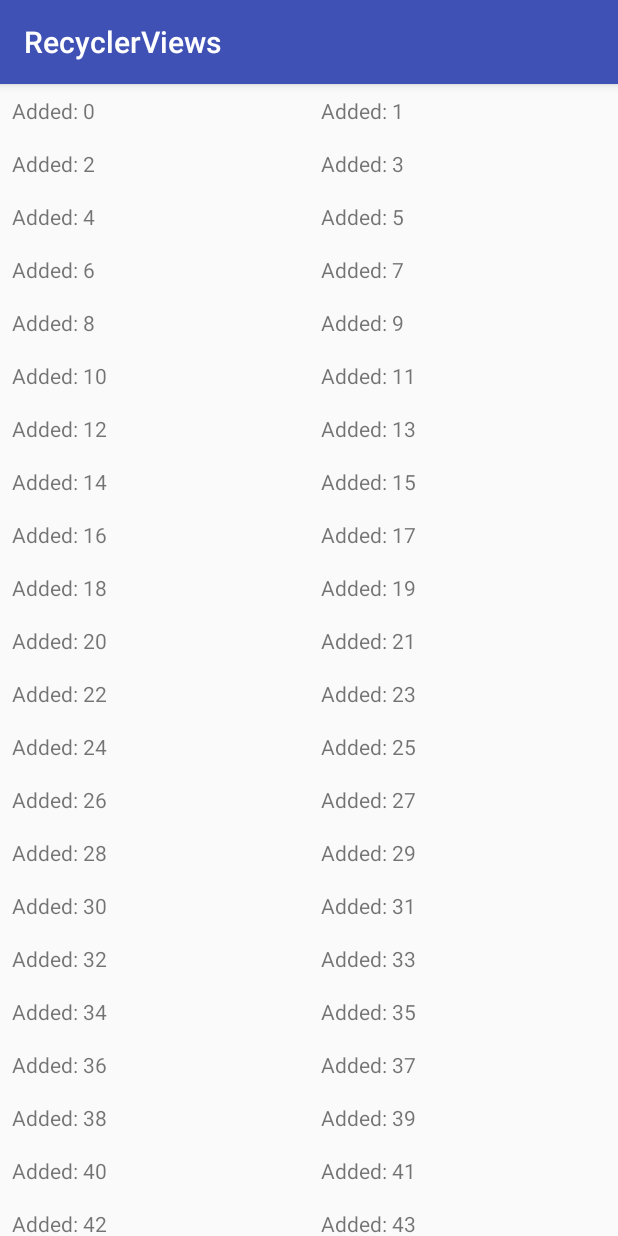
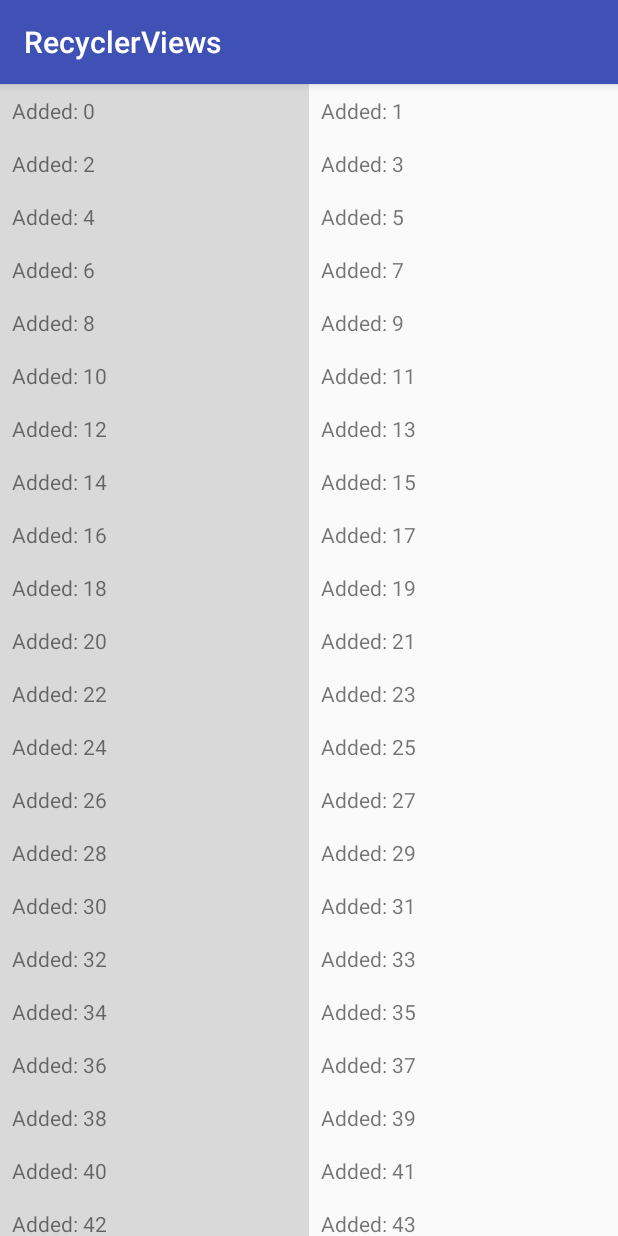
Before and after one commit to khurramsaeed/RecyclerViews, an Android app: the screen it shows after launch (MainActivity), on a phone screen of 412 x 824 dp. Run offline under Robolectric (Android 15) with nearby library versions, the phone set to English and light mode, and no system bars.

Commit message:
Simple implementation finish

```diff
--- a/app/src/main/java/com/ksm/recyclerviews/MainActivity.java
+++ b/app/src/main/java/com/ksm/recyclerviews/MainActivity.java
@@ -1,5 +1,6 @@
 package com.ksm.recyclerviews;
 
+import android.graphics.Color;
 import android.support.v7.app.AppCompatActivity;
 import android.os.Bundle;
 import android.support.v7.widget.GridLayoutManager;
@@ -28,7 +29,7 @@ public class MainActivity extends AppCompatActivity {
         }
     }
 
-    private class ListAdapter extends RecyclerView.Adapter<NameViewListHolder> {
+    private class ListAdapter extends RecyclerView.Adapter<DataViewListHolder> {
         private final ArrayList<String> titles;
 
         private ListAdapter() {
@@ -53,15 +54,33 @@ public class MainActivity extends AppCompatActivity {
         }
 
         @Override
-        public NameViewListHolder onCreateViewHolder(ViewGroup parent, int viewType) {
+        public DataViewListHolder onCreateViewHolder(ViewGroup parent, int viewType) {
             View view = getLayoutInflater().inflate(R.layout.list_item_container, parent, false);
-            return new NameViewListHolder(view);
+            view.setOnClickListener(new View.OnClickListener() {
+                @Override
+                public void onClick(View view) {
+                    String title = (String) view.getTag();
+                    removeTitle(title);
+                }
+            });
+
+
+            return new DataViewListHolder(view);
         }
 
         @Override
-        public void onBindViewHolder(NameViewListHolder holder, int position) {
+        public void onBindViewHolder(DataViewListHolder holder, int position) {
             String title = titles.get(position);
             holder.tv.setText(title);
+
+            holder.itemView.setTag(title);
+
+            if (position % 2 == 0) {
+                holder.tv.setBackgroundColor(Color.parseColor("#22000000"));
+            }
+            else {
+                holder.tv.setBackground(null);
+            }
         }
 
     }
@@ -70,10 +89,10 @@ public class MainActivity extends AppCompatActivity {
      * ViewHolder is object that is responsible for holding references
      * for the individuals items that appear in RecyclerView
      */
-    private class NameViewListHolder extends RecyclerView.ViewHolder {
+    private class DataViewListHolder extends RecyclerView.ViewHolder {
         public TextView tv;
 
-        public NameViewListHolder(View itemView) {
+        public DataViewListHolder(View itemView) {
             super(itemView);
 
             tv = (TextView) itemView.findViewById(R.id.list_item_title);
--- a/app/src/main/res/layout/activity_main.xml
+++ b/app/src/main/res/layout/activity_main.xml
@@ -1,5 +1,6 @@
 <?xml version="1.0" encoding="utf-8"?>
-<android.support.constraint.ConstraintLayout xmlns:android="http://schemas.android.com/apk/res/android"
+<android.support.constraint.ConstraintLayout
+    xmlns:android="http://schemas.android.com/apk/res/android"
     xmlns:app="http://schemas.android.com/apk/res-auto"
     xmlns:tools="http://schemas.android.com/tools"
     android:layout_width="match_parent"
--- a/app/src/main/res/layout/list_item_container.xml
+++ b/app/src/main/res/layout/list_item_container.xml
@@ -2,12 +2,15 @@
 <FrameLayout
     xmlns:android="http://schemas.android.com/apk/res/android"
     android:layout_width="match_parent"
-    android:layout_height="wrap_content">
+    android:layout_height="wrap_content"
+    android:background="?android:selectableItemBackground"
+    android:clickable="true">
 
     <TextView
         android:layout_width="match_parent"
         android:layout_height="wrap_content"
         android:padding="8dp"
-        android:id="@+id/list_item_title"/>
+        android:id="@+id/list_item_title"
+        android:scrollbars="vertical"/>
 
 </FrameLayout>
```
